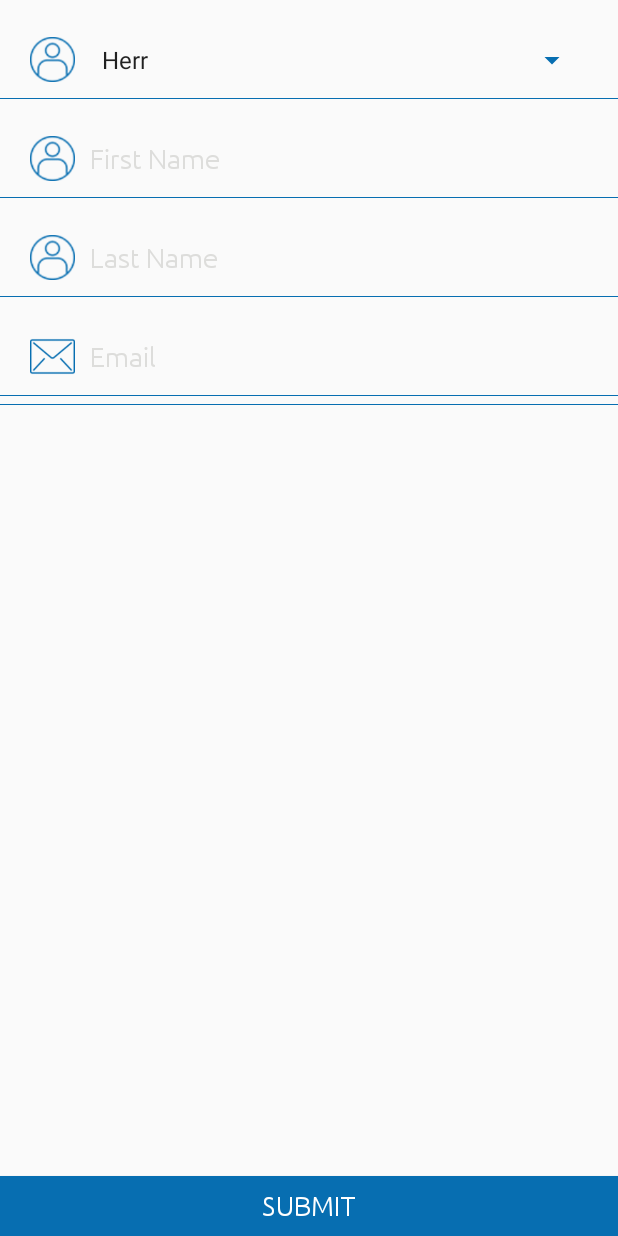
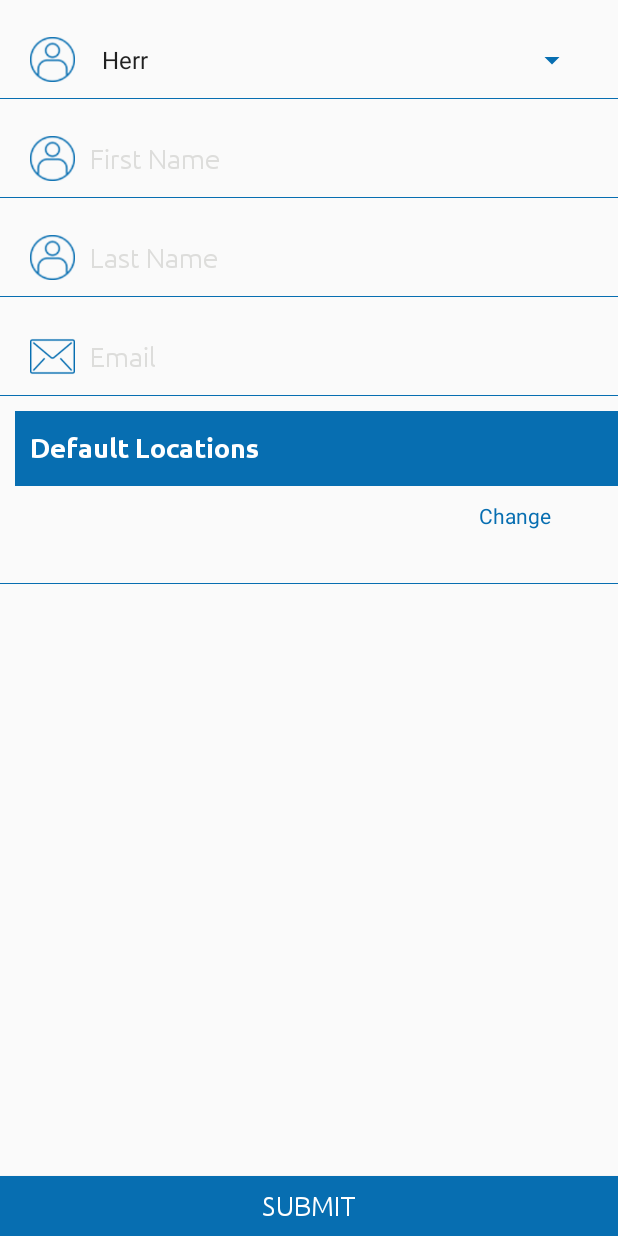
Before and after one commit to kumarashish/spaytbusiness, an Android app: the layout profile_setting.xml on its own in the app's theme, with its tools: preview values and no code run, on a phone screen of 412 x 824 dp. Run offline under Robolectric (Android 15) with nearby library versions, the light colour scheme and no system bars.

Commit message:
update for fixes

```diff
--- a/app/src/main/java/models/UserProfile.java
+++ b/app/src/main/java/models/UserProfile.java
@@ -30,6 +30,8 @@ public class UserProfile {
             ex.fillInStackTrace();
         }
     }
+
+
 
     public UserProfile(JSONObject jsonObject){
         try {
--- a/app/src/main/res/layout/profile_setting.xml
+++ b/app/src/main/res/layout/profile_setting.xml
@@ -205,6 +205,48 @@
                         android:layout_width="match_parent"
                         android:layout_height="match_parent" />
                 </LinearLayout>
+                <RelativeLayout
+                    android:background="@color/blue"
+                    android:layout_marginLeft="10dp"
+                    android:layout_marginTop="10dp"
+                    android:layout_width="match_parent"
+                    android:layout_height="50dp">
+
+                    <TextView
+                        android:paddingLeft="10dp"
+                        android:textSize="18dp"
+                        android:fontFamily="@font/bold"
+                        android:gravity="left"
+                        android:text="Default Locations"
+                        android:textColor="@color/white"
+                        android:layout_centerVertical="true"
+                        android:layout_width="match_parent"
+                        android:layout_height="wrap_content" />
+
+                </RelativeLayout>
+                <LinearLayout
+                    android:layout_marginTop="10dp"
+                    android:weightSum="3"
+                    android:orientation="horizontal"
+                    android:layout_width="match_parent"
+                    android:layout_height="wrap_content">
+                    <TextView
+                        android:gravity="center"
+
+                        android:layout_weight="2"
+                        android:layout_width="0dp"
+                        android:layout_height="wrap_content" />
+                    <TextView
+                        android:textColor="@color/colorPrimary"
+                        android:gravity="center"
+                        android:text="Change"
+                        android:layout_weight="1"
+                        android:layout_width="0dp"
+                        android:layout_height="wrap_content" />
+                </LinearLayout>
+                <View
+                    android:layout_width="match_parent"
+                    android:layout_height="30dp"/>
                 <View
                     android:layout_marginTop="5dp"
                     android:background="@color/blue"
```
Also changed, not shown: app/src/main/java/com/spaytbusiness/AddItem.java (+6 -5 lines), app/src/main/java/fragments/ProfileSettings.java (+33 -1 lines).
